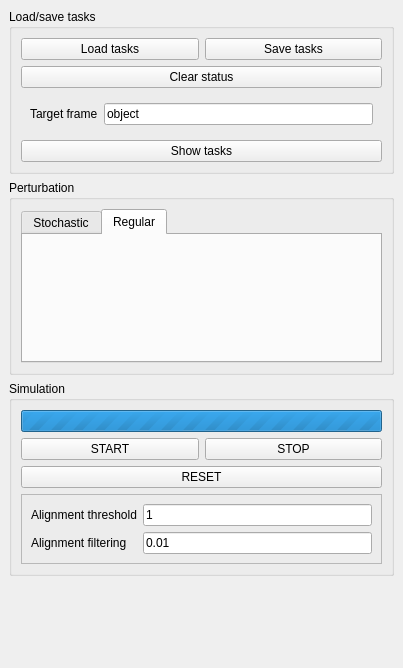
Before: the Qt Designer form src/plugins/alignment_experiment/alignment_experiment.ui in dagothar/gripperz, drawn with Qt 5.
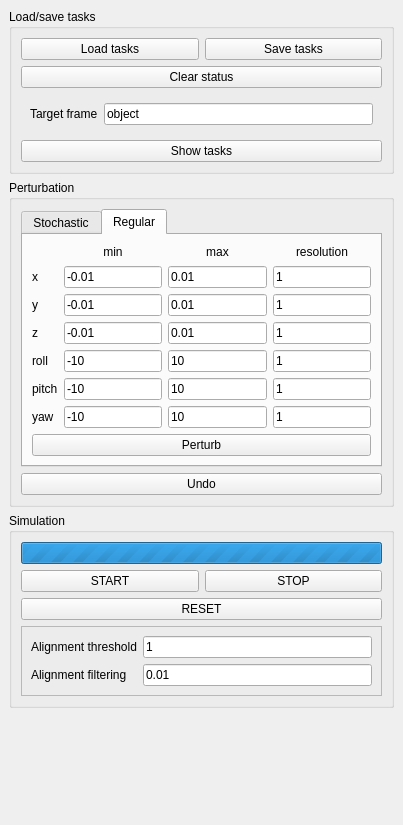
After: the same form once the commit is applied. The open tabs and pages were chosen to show the change.

Commit message: added undo perturbation button

The edit to the form file:
```diff
--- a/src/plugins/alignment_experiment/alignment_experiment.ui
+++ b/src/plugins/alignment_experiment/alignment_experiment.ui
@@ -7,7 +7,7 @@
     <x>0</x>
     <y>0</y>
     <width>403</width>
-    <height>668</height>
+    <height>825</height>
    </rect>
   </property>
   <property name="windowTitle">
@@ -117,7 +117,7 @@
        <string>Perturbation</string>
       </property>
       <layout class="QGridLayout" name="gridLayout_5">
-       <item row="0" column="0">
+       <item row="1" column="0">
         <widget class="QTabWidget" name="tabWidget">
          <property name="currentIndex">
           <number>0</number>
@@ -182,9 +182,223 @@
           <attribute name="title">
            <string>Regular</string>
           </attribute>
+          <layout class="QGridLayout" name="gridLayout_7">
+           <item row="0" column="2">
+            <widget class="QLabel" name="label_8">
+             <property name="text">
+              <string>min</string>
+             </property>
+             <property name="alignment">
+              <set>Qt::AlignCenter</set>
+             </property>
+            </widget>
+           </item>
+           <item row="0" column="3">
+            <widget class="QLabel" name="label_9">
+             <property name="text">
+              <string>max</string>
+             </property>
+             <property name="alignment">
+              <set>Qt::AlignCenter</set>
+             </property>
+            </widget>
+           </item>
+           <item row="0" column="4">
+            <widget class="QLabel" name="label_10">
+             <property name="text">
+              <string>resolution</string>
+             </property>
+             <property name="alignment">
+              <set>Qt::AlignCenter</set>
+             </property>
+            </widget>
+           </item>
+           <item row="1" column="1">
+            <widget class="QLabel" name="label_7">
+             <property name="text">
+              <string>x</string>
+             </property>
+            </widget>
+           </item>
+           <item row="1" column="2">
+            <widget class="QLineEdit" name="xMinEdit">
+             <property name="text">
+              <string>-0.01</string>
+             </property>
+            </widget>
+           </item>
+           <item row="1" column="3">
+            <widget class="QLineEdit" name="xMaxEdit">
+             <property name="text">
+              <string>0.01</string>
+             </property>
+            </widget>
+           </item>
+           <item row="1" column="4">
+            <widget class="QLineEdit" name="xResEdit">
+             <property name="text">
+              <string>1</string>
+             </property>
+            </widget>
+           </item>
+           <item row="2" column="1">
+            <widget class="QLabel" name="label_11">
+             <property name="text">
+              <string>y</string>
+             </property>
+            </widget>
+           </item>
+           <item row="2" column="2">
+            <widget class="QLineEdit" name="yMinEdit">
+             <property name="text">
+              <string>-0.01</string>
+             </property>
+            </widget>
+           </item>
+           <item row="2" column="3">
+            <widget class="QLineEdit" name="yMaxEdit">
+             <property name="text">
+              <string>0.01</string>
+             </property>
+            </widget>
+           </item>
+           <item row="2" column="4">
+            <widget class="QLineEdit" name="yResEdit">
+             <property name="text">
+              <string>1</string>
+             </property>
+            </widget>
+           </item>
+           <item row="3" column="1">
+            <widget class="QLabel" name="label_12">
+             <property name="text">
+              <string>z</string>
+             </property>
+            </widget>
+           </item>
+           <item row="3" column="2">
+            <widget class="QLineEdit" name="zMinEdit">
+             <property name="text">
+              <string>-0.01</string>
+             </property>
+            </widget>
+           </item>
+           <item row="3" column="3">
+            <widget class="QLineEdit" name="zMaxEdit">
+             <property name="text">
+              <string>0.01</string>
+             </property>
+            </widget>
+           </item>
+           <item row="5" column="1">
+            <widget class="QLabel" name="label_14">
+             <property name="text">
+              <string>pitch</string>
+             </property>
+            </widget>
+           </item>
+           <item row="3" column="4">
+            <widget class="QLineEdit" name="zResEdit">
+             <property name="text">
+              <string>1</string>
+             </property>
+            </widget>
+           </item>
+           <item row="4" column="2">
+            <widget class="QLineEdit" name="rollMinEdit">
+             <property name="text">
+              <string>-10</string>
+             </property>
+            </widget>
+           </item>
+           <item row="4" column="1">
+            <widget class="QLabel" name="label_13">
+             <property name="text">
+              <string>roll</string>
+             </property>
+            </widget>
+           </item>
+           <item row="4" column="4">
+            <widget class="QLineEdit" name="rollResEdit">
+             <property name="text">
+              <string>1</string>
+             </property>
+            </widget>
+           </item>
+           <item row="4" column="3">
+            <widget class="QLineEdit" name="rollMaxEdit">
+             <property name="text">
+              <string>10</string>
+             </property>
+            </widget>
+           </item>
+           <item row="6" column="1">
+            <widget class="QLabel" name="label_15">
+             <property name="text">
+              <string>yaw</string>
+             </property>
+            </widget>
+           </item>
+           <item row="7" column="1" colspan="4">
+            <widget class="QPushButton" name="regularPerturb">
+             <property name="text">
+              <string>Perturb</string>
+             </property>
+            </widget>
+           </item>
+           <item row="5" column="2">
+            <widget class="QLineEdit" name="pitchMinEdit">
+             <property name="text">
+              <string>-10</string>
+             </property>
+            </widget>
+           </item>
+           <item row="6" column="2">
+            <widget class="QLineEdit" name="yawMinEdit">
+             <property name="text">
+              <string>-10</string>
+             </property>
+            </widget>
+           </item>
+           <item row="5" column="3">
+            <widget class="QLineEdit" name="pitchMaxEdit">
+             <property name="text">
+              <string>10</string>
+             </property>
+            </widget>
+           </item>
+           <item row="6" column="3">
+            <widget class="QLineEdit" name="yawMaxEdit">
+             <property name="text">
+              <string>10</string>
+             </property>
+            </widget>
+           </item>
+           <item row="5" column="4">
+            <widget class="QLineEdit" name="pitchResEdit">
+             <property name="text">
+              <string>1</string>
+             </property>
+            </widget>
+           </item>
+           <item row="6" column="4">
+            <widget class="QLineEdit" name="yawResEdit">
+             <property name="text">
+              <string>1</string>
+             </property>
+            </widget>
+           </item>
+          </layout>
          </widget>
         </widget>
        </item>
+       <item row="2" column="0">
+        <widget class="QPushButton" name="undoButton">
+         <property name="text">
+          <string>Undo</string>
+         </property>
+        </widget>
+       </item>
       </layout>
      </widget>
     </item>
```
Left out of the diff: 13 changed lines with no effect on the pictures. The commit also changes 5 other files.
